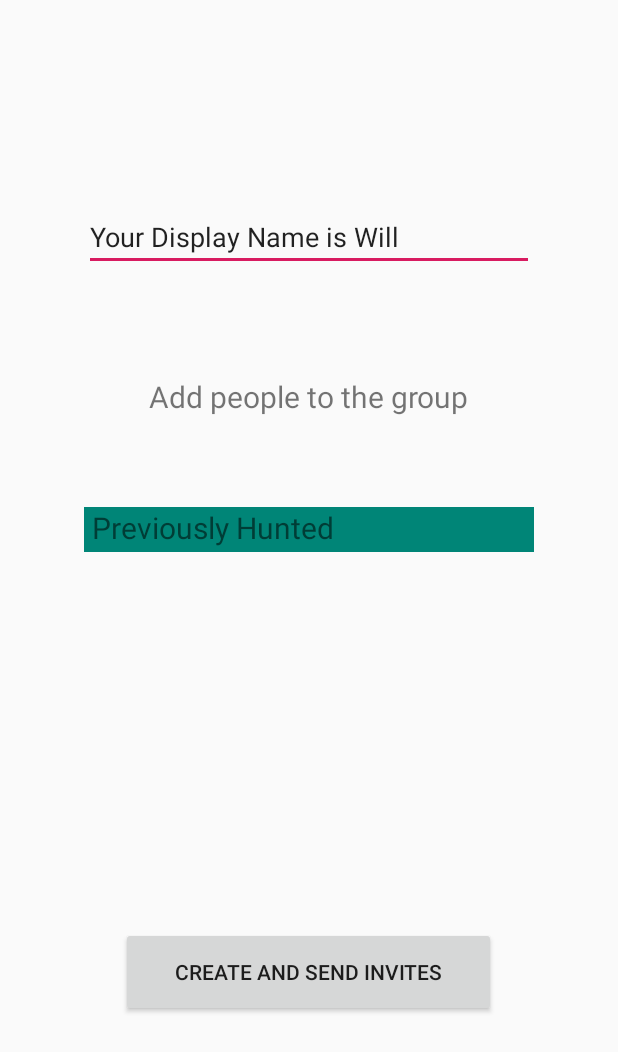
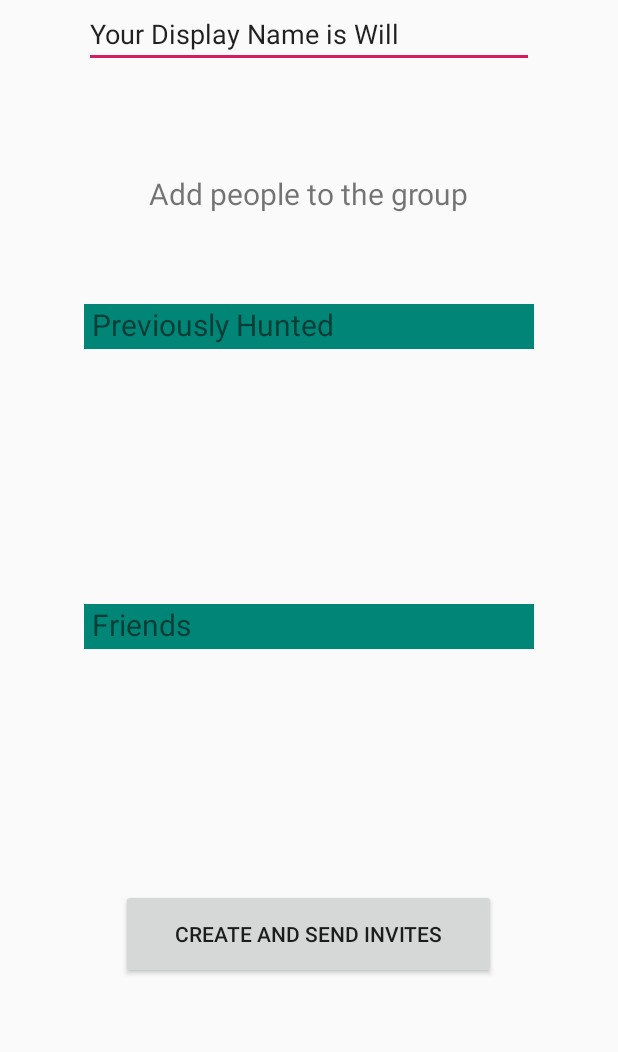
Before and after one commit to transmission-project/y2-project, an Android app: the CreateGroupPage screen opened directly, with no data from a screen before it, on a phone screen of 412 x 824 dp. Shown: the top 1052 px of the screen. Run offline under Robolectric (Android 15) with nearby library versions, the light colour scheme and no system bars; our stand-ins replace Firebase (no records; nobody signed in at launch, a user with empty details on screens opened directly).

Commit message:
recently added and friends list fixes

```diff
--- a/android/app/src/main/java/com/example/huntertalk/CreateGroupPage.java
+++ b/android/app/src/main/java/com/example/huntertalk/CreateGroupPage.java
@@ -38,8 +38,9 @@ public class CreateGroupPage extends Activity implements View.OnClickListener {
     private DatabaseReference usersRef, groupRef;
     private TextView friend, tv;
     private String friendName, friendId;
-    private TableLayout tableRecHunted;
+    private TableLayout tableRecHunted,tableFriends;
     private int k = 0;
+    private int f = 0;
     private String[] selected;
     private HashMap<String,String> nickNames = new HashMap<String, String>();
 
@@ -93,7 +94,7 @@ public class CreateGroupPage extends Activity implements View.OnClickListener {
 
 
 
-        usersRef.child(uid).child("recentlyHunted").addValueEventListener(new ValueEventListener() {
+        usersRef.child(uid).addValueEventListener(new ValueEventListener() {
             @Override
             public void onDataChange(@NonNull DataSnapshot dataSnapshot) {
 
@@ -101,12 +102,18 @@ public class CreateGroupPage extends Activity implements View.OnClickListener {
                 tableRecHunted.removeAllViews();
                 k = 0;
 
-                for (DataSnapshot person : dataSnapshot.getChildren()) {
+                tableFriends = (TableLayout) findViewById(R.id.tableFriends);
+                tableFriends.removeAllViews();
+
+
+                for (DataSnapshot info : dataSnapshot.getChildren()) {
+                    if (info.getKey().equals("recentlyHunted") ) {
+                        for (DataSnapshot person : info.getChildren()) {
                             UserInformation uInfo = new UserInformation();
                             friendName = person.getValue().toString();
                             friendId = person.getKey().toString();
 
-                            nickNames.put(friendName,friendId);
+                            nickNames.put(friendName, friendId);
 
 
                             TableRow row = new TableRow(getBaseContext());
@@ -115,8 +122,8 @@ public class CreateGroupPage extends Activity implements View.OnClickListener {
                             row.setLayoutParams(lp);
                             tv = new TextView(getBaseContext());
                             tv.setText(friendName);
-                            tv.setId(k+ 1000 );
-                            row.setId(k);
+                            tv.setId(f + k + 1000);
+                            row.setId(f + k);
 
 
                             row.addView(tv, lp);
@@ -126,7 +133,39 @@ public class CreateGroupPage extends Activity implements View.OnClickListener {
                             k++;
 
                         }
-                selected = new String[k];
+                    }
+                    else if ( info.getKey().equals("friends")){
+                        for (DataSnapshot person : info.getChildren()) {
+                            friendName = person.getValue().toString();
+                            friendId = person.getKey().toString();
+
+                            nickNames.put(friendName, friendId);
+
+
+                            TableRow row = new TableRow(getBaseContext());
+                            TableRow.LayoutParams lp = new TableRow.LayoutParams(TableRow.LayoutParams.WRAP_CONTENT);
+                            lp.setMargins(10, 10, 5, 10);
+                            row.setLayoutParams(lp);
+                            tv = new TextView(getBaseContext());
+                            tv.setText(friendName);
+                            tv.setId(f + k + 1000);
+                            row.setId(f + k);
+
+
+
+                            row.addView(tv, lp);
+
+                            row.setOnClickListener(CreateGroupPage.this);
+                            tableFriends.addView(row, f);
+                            f++;
+
+                        }
+                    }
+                }
+
+
+                selected = new String[f + k];
+
             }
 
 
--- a/android/app/src/main/res/layout/activity_create_group_page.xml
+++ b/android/app/src/main/res/layout/activity_create_group_page.xml
@@ -1,12 +1,19 @@
 <?xml version="1.0" encoding="utf-8"?>
+
+<ScrollView xmlns:android="http://schemas.android.com/apk/res/android"
+    android:id="@+id/scroll"
+    android:layout_width="match_parent"
+    android:layout_height="match_parent">
+
 <LinearLayout xmlns:android="http://schemas.android.com/apk/res/android"
     xmlns:app="http://schemas.android.com/apk/res-auto"
     xmlns:tools="http://schemas.android.com/tools"
     android:layout_width="match_parent"
     android:layout_height="match_parent"
-    tools:context=".createGroupPage"
+    tools:context=".CreateGroupPage"
     android:gravity="center"
     android:orientation="vertical">
+
 
     <EditText
         android:id="@+id/nicknameCGP"
@@ -62,13 +69,53 @@
 
     </LinearLayout>
 
+    <LinearLayout
+        android:layout_width="300dp"
+        android:layout_height="wrap_content"
+        android:orientation="vertical"
+        android:layout_marginTop="20dp">
+
+        <LinearLayout
+            android:layout_width="match_parent"
+            android:layout_height="30dp"
+            android:background="@color/colorPrimary"
+            android:gravity="center">
+            <TextView
+                android:layout_width="match_parent"
+                android:layout_height="match_parent"
+                android:text="Friends"
+                android:textSize="20dp"
+                android:layout_marginLeft="5dp"/>
+
+        </LinearLayout>
+
+        <ScrollView xmlns:android="http://schemas.android.com/apk/res/android"
+            android:layout_width="match_parent"
+            android:layout_height="150dp"
+            android:fillViewport="true">
+
+            <TableLayout
+                android:id="@+id/tableFriends"
+                android:layout_marginTop="5dp"
+                android:layout_width="match_parent"
+                android:layout_height="match_parent"
+                android:stretchColumns="1">
+
+
+            </TableLayout>
+        </ScrollView>
+
+
+    </LinearLayout>
+
     <Button
         android:id="@+id/createButton"
         android:layout_width="250dp"
         android:layout_height="60dp"
         android:layout_marginBottom="10dp"
-        android:layout_marginTop="100dp"
+        android:layout_marginTop="10dp"
         android:text="Create and send Invites"/>
 
 
 </LinearLayout>
+</ScrollView>
```
